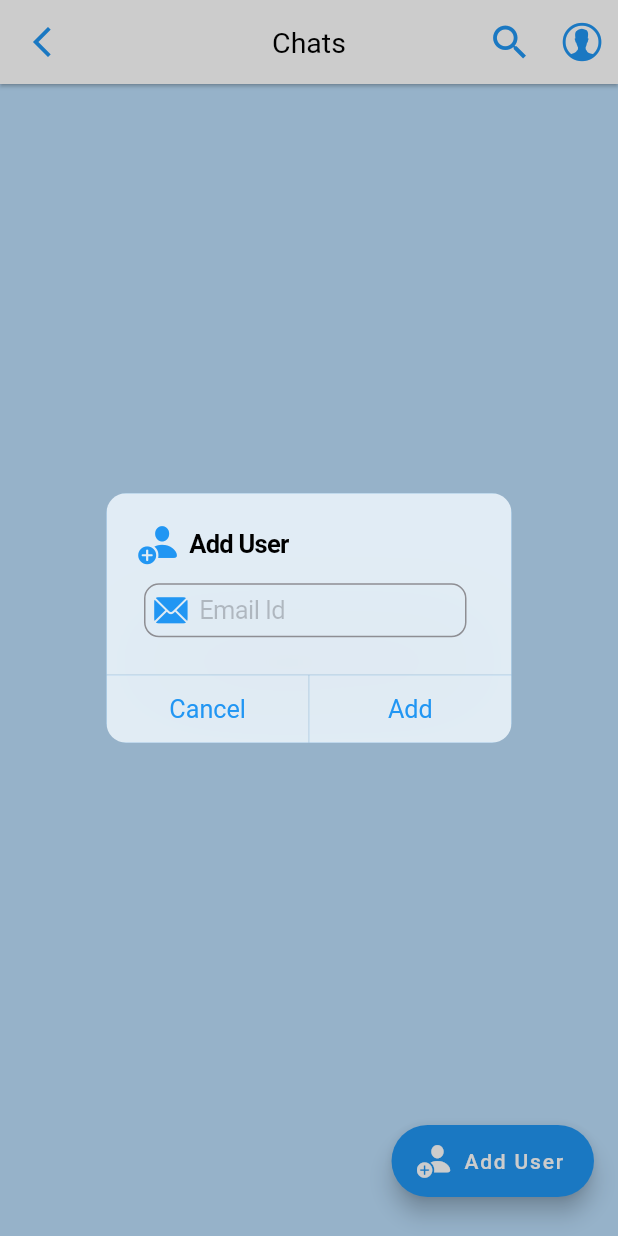
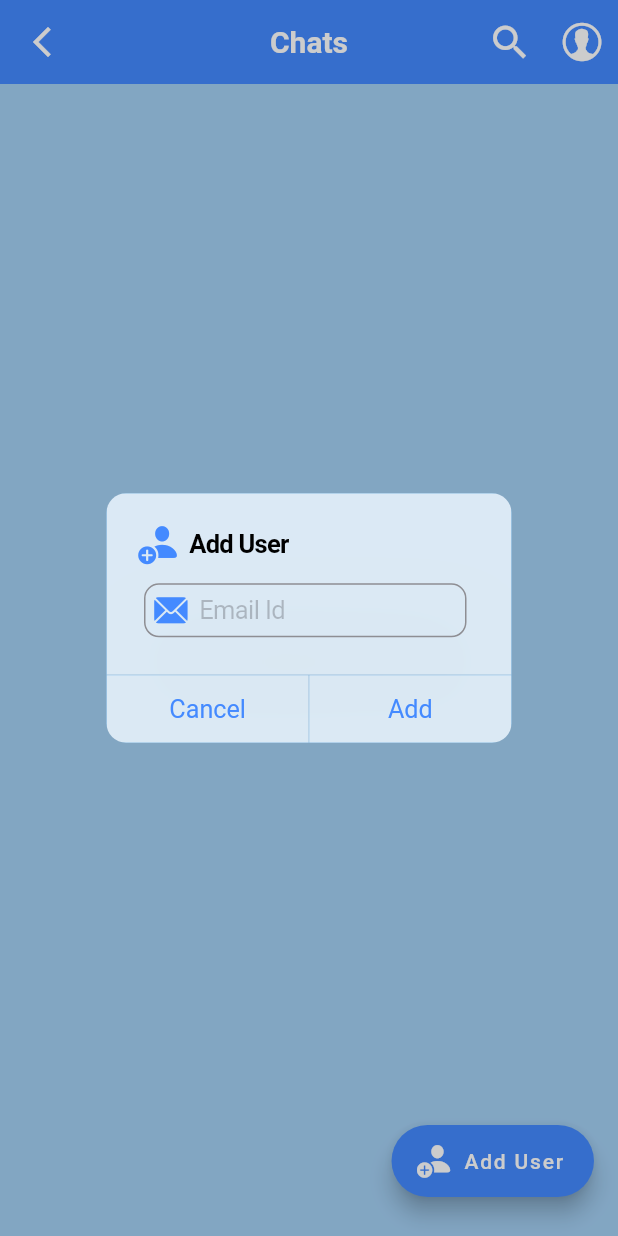
Before and after one commit to dakshraman/Messager, a Flutter app: the HomeScreen screen opened directly, after a tap on "Add User", on a phone screen of 412 x 824 dp. Run offline on Flutter 3.47's test engine with Material 2 defaults, Android fonts, the light colour scheme and no system bars; our stand-ins replace cached_network_image, cloud_firestore, emoji_picker_flutter, firebase_auth, firebase_core, firebase_messaging and 6 more; missing offline and left inert: flutter_notification_channel, particles_flutter; accounts and stored records are empty.

Commit message:
light theme

```diff
--- a/lib/screens/auth/login_screen.dart
+++ b/lib/screens/auth/login_screen.dart
@@ -3,6 +3,7 @@
 import 'dart:developer';
 import 'dart:io';
 
+import 'package:Messager/theme/light_theme.dart';
 import 'package:firebase_auth/firebase_auth.dart';
 import 'package:flutter/material.dart';
 import 'package:google_sign_in/google_sign_in.dart';
@@ -208,7 +209,7 @@ class background extends StatelessWidget {
     double h = MediaQuery.of(context).size.height;
     double w = MediaQuery.of(context).size.width;
     return Scaffold(
-      backgroundColor: Colors.blue,
+      backgroundColor: primaryColor,
       body: CircularParticle(
         width: w,
         height: h,
--- a/lib/screens/home_screen.dart
+++ b/lib/screens/home_screen.dart
@@ -1,5 +1,6 @@
 import 'dart:developer';
 
+import 'package:Messager/theme/light_theme.dart';
 import 'package:flutter/cupertino.dart';
 import 'package:flutter/material.dart';
 import 'package:flutter/services.dart';
@@ -77,7 +78,7 @@ class _HomeScreenState extends State<HomeScreen> {
           }
         },
         child: Scaffold(
-          backgroundColor: Colors.blue[100],
+          backgroundColor: secondaryColor,
           //app bar
           appBar: AppBar(
             leading: const Icon(Icons.arrow_back_ios_new_outlined),
@@ -138,6 +139,8 @@ class _HomeScreenState extends State<HomeScreen> {
           floatingActionButton: Padding(
             padding: const EdgeInsets.only(bottom: 10),
             child: FloatingActionButton.extended(
+              backgroundColor: primaryColor,
+              foregroundColor: backgroundColor,
               label: const Text("Add User"),
               onPressed: () {
                 _addChatUserDialog();
@@ -159,7 +162,7 @@ class _HomeScreenState extends State<HomeScreen> {
                   return const Center(
                       child: CupertinoActivityIndicator(
                     radius: 25,
-                    color: Colors.blue,
+                    color: primaryColor,
                   ));
 
                 //if some or all data is loaded then show it
@@ -190,10 +193,12 @@ class _HomeScreenState extends State<HomeScreen> {
                           if (_list.isNotEmpty) {
                             return LiquidPullToRefresh(
                               onRefresh: _handleRefresh,
-                              color: Colors.blue,
+                              color: primaryColor,
+                              backgroundColor: backgroundColor,
                               height: 100,
                               animSpeedFactor: 10,
                               showChildOpacityTransition: false,
+                              springAnimationDurationInMilliseconds: 300,
                               child: ListView.builder(
                                   itemCount: _isSearching
                                       ? _searchList.length
@@ -238,7 +243,7 @@ class _HomeScreenState extends State<HomeScreen> {
           children: [
             Icon(
               CupertinoIcons.person_add_solid,
-              color: Colors.blue,
+              color: primaryColor,
               size: 28,
             ),
             Text('  Add User')
@@ -256,7 +261,7 @@ class _HomeScreenState extends State<HomeScreen> {
             placeholder: 'Email Id',
             prefix: const Padding(
               padding: EdgeInsets.only(left: 5),
-              child: Icon(CupertinoIcons.mail_solid, color: Colors.blue),
+              child: Icon(CupertinoIcons.mail_solid, color: primaryColor),
             ),
           ),
         ),
@@ -266,7 +271,7 @@ class _HomeScreenState extends State<HomeScreen> {
               // Hide alert dialog
               Navigator.pop(context);
             },
-            child: const Text('Cancel', style: TextStyle(color: Colors.blue)),
+            child: const Text('Cancel', style: TextStyle(color: primaryColor)),
           ),
           CupertinoDialogAction(
             onPressed: () async {
@@ -280,7 +285,7 @@ class _HomeScreenState extends State<HomeScreen> {
                 });
               }
             },
-            child: const Text('Add', style: TextStyle(color: Colors.blue)),
+            child: const Text('Add', style: TextStyle(color: primaryColor)),
           ),
         ],
       ),
--- a/lib/theme/light_theme.dart
+++ b/lib/theme/light_theme.dart
@@ -1,21 +1,37 @@
-// ignore_for_file: unnecessary_import
+import 'package:flutter/material.dart';
 
-import 'package:flutter/material.dart';
-import 'package:flutter/services.dart';
+// Define custom colors if needed
+const primaryColor = Colors.blueAccent;
+const backgroundColor = Colors.white;
+const secondaryColor = Color.fromARGB(255, 163, 207, 243);
+const lightGrey = Colors.grey;
+const black = Colors.black;
+const white = Colors.white;
 
 ThemeData lightTheme = ThemeData(
-    appBarTheme: const AppBarTheme(
-      elevation: 0,
-      centerTitle: true,
-      iconTheme: IconThemeData(color: Colors.blue),
-      titleTextStyle: TextStyle(
-          color: Colors.black, fontWeight: FontWeight.normal, fontSize: 19),
-      backgroundColor: Colors.white,
+  appBarTheme: const AppBarTheme(
+    elevation: 0,
+    centerTitle: true,
+    iconTheme: IconThemeData(color: backgroundColor),
+    titleTextStyle: TextStyle(
+      color: backgroundColor,
+      fontWeight: FontWeight.bold,
+      fontSize: 20,
     ),
-    textTheme: const TextTheme(),
-    brightness: Brightness.light,
-    colorScheme: ColorScheme.light(
-      background: Colors.white,
-      primary: Colors.grey[200]!,
-      secondary: Colors.blueAccent,
-    ));
+    backgroundColor: primaryColor,
+  ),
+  textTheme: const TextTheme(
+    titleMedium: TextStyle(
+      color: black,
+    ),
+    titleSmall: TextStyle(
+      color: lightGrey,
+    ),
+  ),
+  brightness: Brightness.light,
+  colorScheme: const ColorScheme.light(
+    background: backgroundColor,
+    primary: lightGrey,
+    secondary: secondaryColor,
+  ),
+);
```
Also changed, not shown: lib/main.dart (+7 -12 lines), lib/screens/chat_screen.dart (+23 -16 lines), lib/screens/splash_screen.dart (+5 -9 lines), lib/widgets/chat_user_card.dart (+30 -36 lines).
